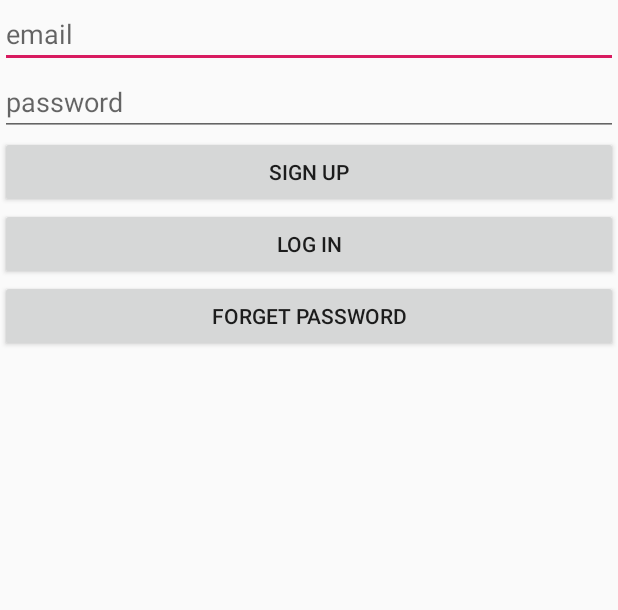
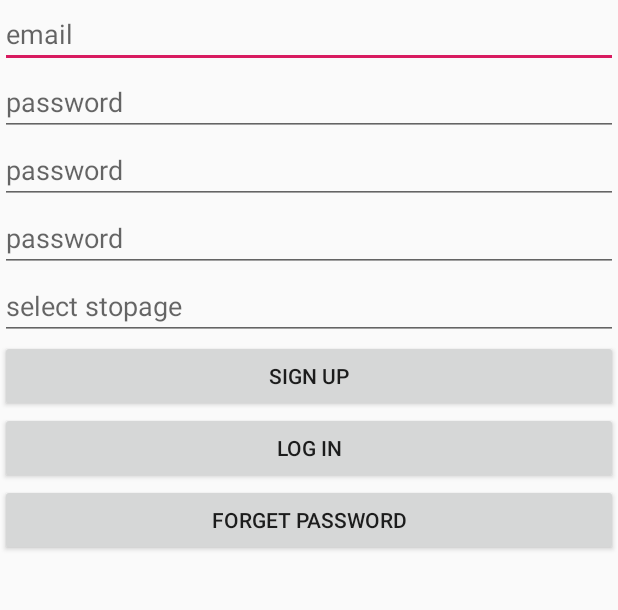
Before and after one commit to jhasan94/classRoutine, an Android app: the screen it shows after launch (MainActivity), on a phone screen of 412 x 824 dp, the part 84-694 px from its top. Run offline under Robolectric (Android 15) with nearby library versions, the phone set to English and light mode, and no system bars; our stand-ins replace Firebase (no records; nobody signed in at launch, a user with empty details on screens opened directly).

Commit message:
update sign up page with stopage

```diff
--- a/app/src/main/AndroidManifest.xml
+++ b/app/src/main/AndroidManifest.xml
@@ -10,7 +10,8 @@
         android:roundIcon="@mipmap/ic_launcher_round"
         android:supportsRtl="true"
         android:theme="@style/AppTheme">
-        <activity android:name=".forgetPassword"></activity>
+        <activity android:name=".displayPage"></activity>
+        <activity android:name=".forgetPassword" />
         <activity android:name=".MainActivity">
             <intent-filter>
                 <action android:name="android.intent.action.MAIN" />
--- a/app/src/main/java/com/example/fbdatabase/MainActivity.java
+++ b/app/src/main/java/com/example/fbdatabase/MainActivity.java
@@ -20,13 +20,16 @@ import com.google.firebase.auth.FirebaseAuth;
 
 public class MainActivity extends AppCompatActivity {
 
-    Toolbar toolbar;
-    ProgressBar progressBar;
-    EditText email;
-    EditText password;
-    Button signUp;
-    Button logIn;
-    Button forgetPass;
+    private Toolbar toolbar;
+    private ProgressBar progressBar;
+    private EditText email;
+    private EditText password;
+    private EditText busName;
+    private EditText seatCapacity;
+    private EditText stopage;
+    private Button signUp;
+    private Button logIn;
+    private Button forgetPass;
 
     FirebaseAuth firebaseAuth;
 
@@ -41,6 +44,9 @@ public class MainActivity extends AppCompatActivity {
         signUp = findViewById(R.id.btnSignUpId);
         logIn = findViewById(R.id.btnLogInId);
         forgetPass = findViewById(R.id.btnForgetPassId);
+        busName = findViewById(R.id.busNameId);
+        seatCapacity = findViewById(R.id.seatCapacityId);
+        stopage = findViewById(R.id.stopage);
 
 
         toolbar.setTitle(R.string.app_name);
@@ -86,10 +92,12 @@ public class MainActivity extends AppCompatActivity {
         });
 
 
+
         logIn.setOnClickListener(new View.OnClickListener() {
             @Override
             public void onClick(View v) {
                 startActivity(new Intent(MainActivity.this,login.class));
+                //finish();
             }
         });
         forgetPass.setOnClickListener(new View.OnClickListener() {
@@ -99,6 +107,6 @@ public class MainActivity extends AppCompatActivity {
             }
         });
 
-
+       // finish();
     }
 }
--- a/app/src/main/java/com/example/fbdatabase/home.java
+++ b/app/src/main/java/com/example/fbdatabase/home.java
@@ -20,6 +20,7 @@ public class home extends Application {
             intent.addFlags(Intent.FLAG_ACTIVITY_NEW_TASK);
             startActivity(intent);
 
+
         }
     }
 }
--- a/app/src/main/res/layout/activity_main.xml
+++ b/app/src/main/res/layout/activity_main.xml
@@ -42,6 +42,27 @@
         android:ems="10"
         android:hint="password"
         android:inputType="textPassword" />
+    <EditText
+        android:id="@+id/busNameId"
+        android:layout_width="match_parent"
+        android:layout_height="wrap_content"
+        android:ems="10"
+        android:hint="password"
+        android:inputType="textPassword" />
+    <EditText
+        android:id="@+id/seatCapacityId"
+        android:layout_width="match_parent"
+        android:layout_height="wrap_content"
+        android:ems="10"
+        android:hint="password"
+        android:inputType="textPassword" />
+
+    <MultiAutoCompleteTextView
+
+        android:id="@+id/stopage"
+        android:layout_width="match_parent"
+        android:layout_height="wrap_content"
+        android:hint="select stopage" />
 
     <Button
         android:id="@+id/btnSignUpId"
```
Also changed, not shown: app/src/main/java/com/example/fbdatabase/displayPage.java (added, +14 -0 lines), app/src/main/java/com/example/fbdatabase/login.java (+6 -5 lines), app/src/main/java/com/example/fbdatabase/profile.java (+8 -2 lines), app/src/main/res/layout/activity_display_page.xml (added, +9 -0 lines), app/src/main/res/layout/activity_profile.xml (+17 -1 lines).
